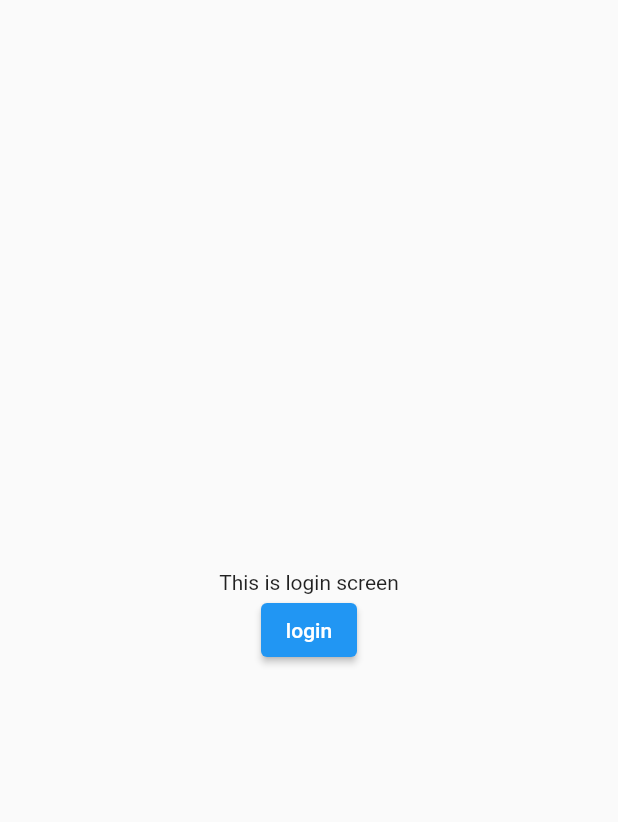
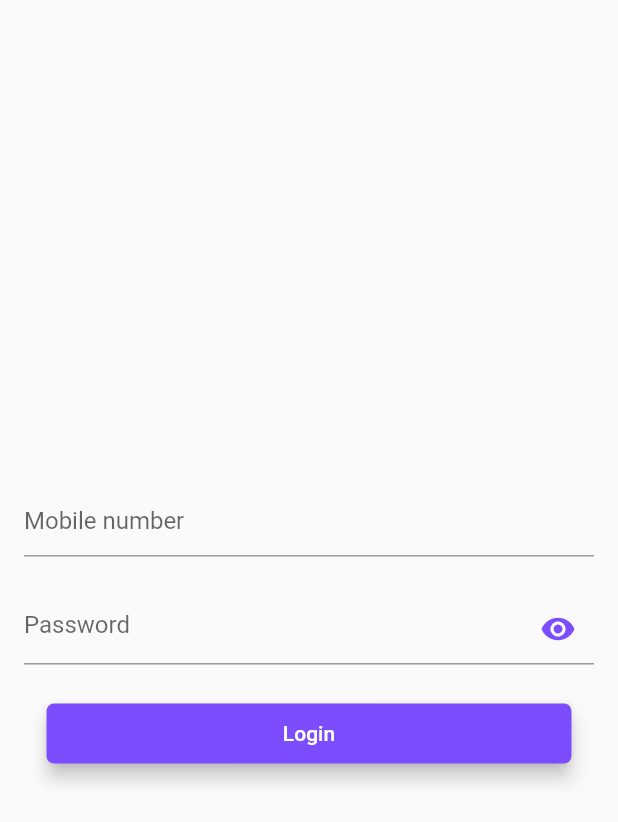
Before and after one commit to sutarNikhil/FlutterMVVM, a Flutter app: the screen it shows after launch, on a phone screen of 412 x 824 dp. Shown: the top 822 px of the screen. Run offline on Flutter 3.47's test engine with Material 2 defaults, Android fonts, the phone set to English and light mode, and no system bars.

Commit message:
add login UI

```diff
--- /dev/null
+++ b/lib/res/colors.dart
@@ -0,0 +1,7 @@
+import 'package:flutter/material.dart';
+
+class AppColors {
+  static const buttonColor = Colors.deepPurpleAccent;
+  static const primaryColor = Colors.deepPurpleAccent;
+  static const secondaryColor = Color.fromARGB(255, 170, 148, 231);
+}
--- /dev/null
+++ b/lib/res/component/round_button.dart
@@ -0,0 +1,31 @@
+import 'package:flutter/material.dart';
+import 'package:provider_demo/res/colors.dart';
+
+class RoundButton extends StatelessWidget {
+  RoundButton(
+      {Key? key,
+      required this.title,
+      this.onTap,
+      this.width = 200,
+      this.height = 40})
+      : super(key: key);
+  String title;
+  VoidCallback? onTap;
+  double width, height;
+
+  @override
+  Widget build(BuildContext context) {
+    return ElevatedButton(
+      onPressed: onTap,
+      child: Text(
+        title,
+      ),
+      style: ElevatedButton.styleFrom(
+        backgroundColor: AppColors.buttonColor,
+        elevation: 5,
+        shape: RoundedRectangleBorder(borderRadius: BorderRadius.circular(5)),
+        minimumSize: Size(width, height),
+      ),
+    );
+  }
+}
--- a/lib/utils/routes/routes.dart
+++ b/lib/utils/routes/routes.dart
@@ -12,7 +12,7 @@ class Routes {
       case RouteNames.home:
         return getPageRoute(settings: settings, view: const HomeScreen());
       case RouteNames.login:
-        return getPageRoute(settings: settings, view: const Login());
+        return getPageRoute(settings: settings, view: Login());
       default:
         return getPageRoute(
           settings: settings,
--- a/lib/utils/utils.dart
+++ b/lib/utils/utils.dart
@@ -10,4 +10,8 @@ class Utils {
     );
     ScaffoldMessenger.of(context).showSnackBar(snackbar);
   }
+
+  static dismissKeyBoard() {
+    FocusManager.instance.primaryFocus?.unfocus();
+  }
 }
--- a/lib/view/login_screen.dart
+++ b/lib/view/login_screen.dart
@@ -1,38 +1,117 @@
 import 'package:flutter/cupertino.dart';
 import 'package:flutter/material.dart';
+import 'package:provider_demo/res/colors.dart';
+import 'package:provider_demo/res/component/round_button.dart';
 import 'package:provider_demo/utils/utils.dart';
 
 import '../utils/routes/route_names.dart';
 
 class Login extends StatefulWidget {
-  const Login({Key? key}) : super(key: key);
+  Login({Key? key}) : super(key: key);
 
   @override
   State<Login> createState() => _LoginState();
 }
 
 class _LoginState extends State<Login> {
+  final emailController = TextEditingController();
+  final passController = TextEditingController();
+  GlobalKey<FormState> globalKey = GlobalKey<FormState>();
+
+  ValueNotifier<bool> obscureText = ValueNotifier<bool>(true);
+
+  @override
+  void dispose() {
+    emailController.dispose();
+    passController.dispose();
+    obscureText.dispose();
+    super.dispose();
+  }
+
   @override
   Widget build(BuildContext context) {
     return Scaffold(
       body: Center(
+        child: Form(
+          key: globalKey,
+          autovalidateMode: AutovalidateMode.onUserInteraction,
           child: Padding(
             padding: const EdgeInsets.all(8.0),
+            child: SingleChildScrollView(
               child: Column(
                 mainAxisAlignment: MainAxisAlignment.center,
+                crossAxisAlignment: CrossAxisAlignment.center,
                 children: [
-              Center(
-                child: Text("This is login screen"),
+                  Container(
+                    padding: EdgeInsets.symmetric(vertical: 12, horizontal: 8),
+                    child: TextFormField(
+                      cursorColor: AppColors.primaryColor,
+                      keyboardType: TextInputType.emailAddress,
+                      maxLength: 10,
+                      validator: (value) {},
+                      controller: emailController,
+                      decoration: const InputDecoration(
+                        counterText: '',
+                        focusedBorder: UnderlineInputBorder(
+                            borderSide:
+                                BorderSide(color: AppColors.primaryColor)),
+                        hintText: "Mobile number",
                       ),
-              Center(
-                child: ElevatedButton(
+                    ),
+                  ),
+                  Container(
+                    padding: EdgeInsets.symmetric(vertical: 12, horizontal: 8),
+                    child: ValueListenableBuilder(
+                      valueListenable: obscureText,
+                      builder: (BuildContext context, value, Widget? child) {
+                        return TextFormField(
+                          cursorColor: AppColors.primaryColor,
+                          obscureText: obscureText.value,
+                          validator: (value) {
+                            if (value!.length < 6) {
+                              return 'length should be greater than 6 chars';
+                            }
+                            return null;
+                          },
+                          controller: passController,
+                          decoration: InputDecoration(
+                              counterText: '',
+                              focusedBorder: UnderlineInputBorder(
+                                  borderSide: BorderSide(
+                                      color: AppColors.primaryColor)),
+                              hintText: "Password",
+                              suffixIcon: IconButton(
                                 onPressed: () {
-                      Navigator.pushReplacementNamed(context, RouteNames.home);
-                      Utils.showToastMessage("Homescreen", context, () {});
+                                  obscureText.value = !obscureText.value;
                                 },
-                    child: Text("login")),
+                                color: AppColors.primaryColor,
+                                icon: obscureText.value
+                                    ? Icon(Icons.visibility)
+                                    : Icon(Icons.visibility_off),
+                              )),
+                        );
+                      },
+                    ),
+                  ),
+                  SizedBox(
+                    height: 10,
+                  ),
+                  RoundButton(
+                    title: 'Login',
+                    onTap: () {
+                      Utils.dismissKeyBoard();
+                      if (globalKey.currentState!.validate()) {
+                        Utils.showToastMessage("logged in", context, () {});
+                      } else {
+                        Utils.showToastMessage("empty!", context, () {});
+                      }
+                    },
+                    width: 350,
+                    height: 40,
                   )
                 ],
+              ),
+            ),
           ),
         ),
       ),
```
Lines whose indentation alone changed are shown as unchanged.
